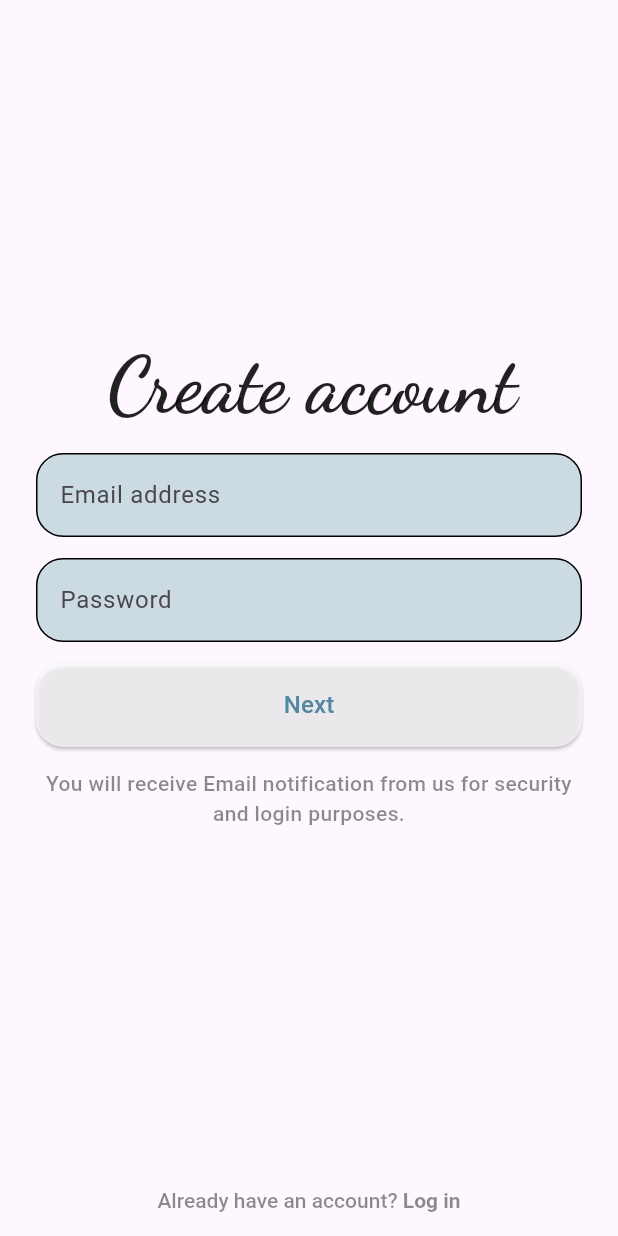
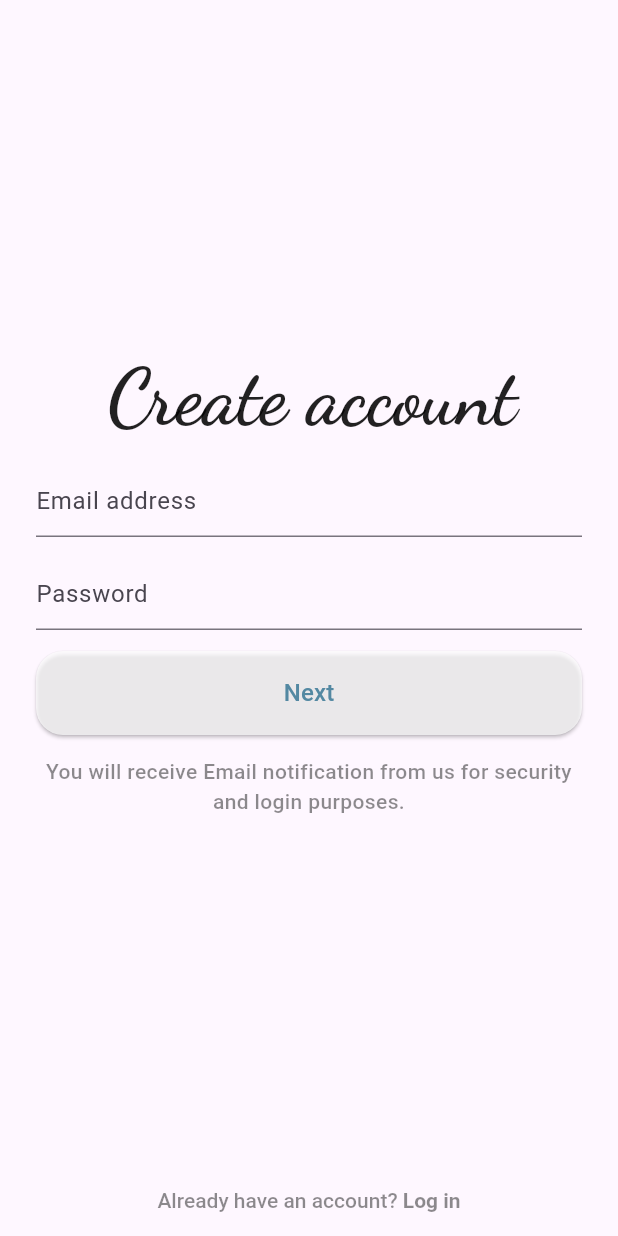
Before and after one commit to Mashu-wq/NeXnet, a Flutter app: the SignUpPage screen opened by its route, on a phone screen of 412 x 824 dp. Run offline on Flutter 3.47's test engine with Material 3 defaults, Android fonts, the phone set to English and light mode, and no system bars; our stand-ins replace cloud_firestore, file_picker, firebase_auth, firebase_core, firebase_storage, flutter_rating_bar and 2 more; accounts and stored records are empty; network calls fail.

Commit message:
updated ui

```diff
--- a/lib/pages/authentication/widget/text_field_input.dart
+++ b/lib/pages/authentication/widget/text_field_input.dart
@@ -1,5 +1,5 @@
 import 'package:flutter/material.dart';
-
+import 'package:nexnet/constants/colors.dart';
 
 class TextFieldInput extends StatelessWidget {
   final TextEditingController textEditingController;
@@ -13,27 +13,25 @@ class TextFieldInput extends StatelessWidget {
       required this.textInputType,
       required this.hintText,
       this.isPassword = false,
-      this.maxLines = 1
-      });
+      this.maxLines = 1});
 
   @override
   Widget build(BuildContext context) {
-    final textFieldBorder = OutlineInputBorder(
-      //borderSide: Divider.createBorderSide(context),
-      borderRadius: BorderRadius.circular(18.0)
-    );
+    // final textFieldBorder = OutlineInputBorder(
+    //     //borderSide: Divider.createBorderSide(context),
+    //     borderRadius: BorderRadius.circular(18.0));
     return TextField(
       controller: textEditingController,
       keyboardType: textInputType,
       obscureText: isPassword,
       maxLines: maxLines,
       decoration: InputDecoration(
-        fillColor:const Color.fromARGB(255, 204, 218, 225),
+        fillColor: whiteColor,
         hintText: hintText,
-        border: textFieldBorder,
-        focusedBorder: textFieldBorder,
-        enabledBorder: textFieldBorder,
-        filled: true,
+        // border: textFieldBorder,
+        // focusedBorder: textFieldBorder,
+        // enabledBorder: textFieldBorder,
+        // filled: true,
       ),
     );
   }
```
